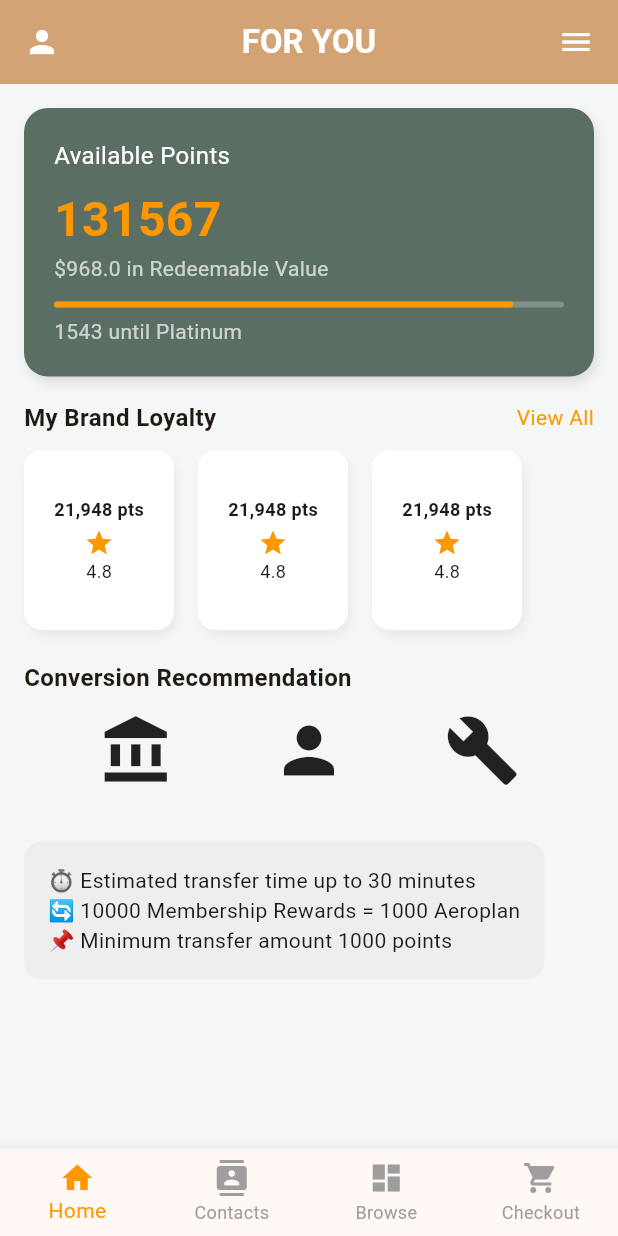
After one commit to aryaravapradana/mobproguts, a Flutter app: the HomePage screen opened by its route, on a phone screen of 412 x 824 dp. The commit adds this screen. Run offline on Flutter 3.47's test engine with Material 3 defaults, Android fonts, the phone set to English and light mode, and no system bars.

Commit message:
update tampilan homepage

```diff
--- a/lib/auth/login_page.dart
+++ b/lib/auth/login_page.dart
@@ -16,18 +16,57 @@ class LoginPage extends StatelessWidget {
         padding: const EdgeInsets.all(16.0),
         child: Column(
           children: [
-            TextField(controller: emailController, decoration: const InputDecoration(labelText: 'Email')),
-            TextField(controller: passwordController, decoration: const InputDecoration(labelText: 'Password'), obscureText: true),
+            TextField(
+              controller: emailController,
+              decoration: const InputDecoration(labelText: 'Email'),
+            ),
+            TextField(
+              controller: passwordController,
+              decoration: const InputDecoration(labelText: 'Password'),
+              obscureText: true,
+            ),
             const SizedBox(height: 20),
+
+            // ✅ Login ke Dashboard
             ElevatedButton(
               onPressed: () {
-                Navigator.pushReplacement(context, MaterialPageRoute(builder: (_) => const DashboardPage()));
+                Navigator.pushReplacement(
+                  context,
+                  MaterialPageRoute(
+                    builder: (_) => const DashboardPage(),
+                  ),
+                );
               },
-              child: const Text('Login'),
+              child: const Text('Login to Dashboard'),
             ),
+
+            const SizedBox(height: 12),
+
+            // ✅ Login ke Home (UI dari Figma)
+            ElevatedButton(
+              onPressed: () {
+                Navigator.pushReplacementNamed(context, '/home');
+              },
+              style: ElevatedButton.styleFrom(
+                backgroundColor: Colors.orange,
+              ),
+              child: const Text(
+                'Login to Home',
+                style: TextStyle(color: Colors.white),
+              ),
+            ),
+
+            const SizedBox(height: 12),
+
+            // ✅ Register
             TextButton(
               onPressed: () {
-                Navigator.push(context, MaterialPageRoute(builder: (_) => const RegisterPage()));
+                Navigator.push(
+                  context,
+                  MaterialPageRoute(
+                    builder: (_) => const RegisterPage(),
+                  ),
+                );
               },
               child: const Text("Create Account"),
             )
--- a/lib/main.dart
+++ b/lib/main.dart
@@ -1,6 +1,7 @@
 import 'package:flutter/material.dart';
 import 'auth/login_page.dart';
 import 'screens/dashboard_page.dart';
+import 'screens/home_page.dart'; // ✅ Tambahkan import
 
 void main() {
   runApp(const LoyaltyApp());
@@ -15,12 +16,14 @@ class LoyaltyApp extends StatelessWidget {
       debugShowCheckedModeBanner: false,
       title: 'Loyalty Points Mall',
       theme: ThemeData(
-        primarySwatch: Colors.blue,
+        colorScheme: ColorScheme.fromSeed(seedColor: Colors.orange),
         useMaterial3: true,
       ),
+      // ✅ Halaman pertama tetap LoginPage (biar alur login jalan)
       home: const LoginPage(),
       routes: {
         '/dashboard': (context) => const DashboardPage(),
+        '/home': (context) => const HomePage(), // ✅ Tambahin route ke HomePage
       },
     );
   }
--- /dev/null
+++ b/lib/screens/home_page.dart
@@ -0,0 +1,166 @@
+import 'package:flutter/material.dart';
+import '../widgets/points_card.dart'; // ✅ import widget
+
+class HomePage extends StatelessWidget {
+  const HomePage({super.key});
+
+  @override
+  Widget build(BuildContext context) {
+    return Scaffold(
+      backgroundColor: const Color(0xFFf4f7f6),
+      appBar: AppBar(
+        backgroundColor: const Color(0xFFd4a373),
+        elevation: 0,
+        title: const Text(
+          "FOR YOU",
+          style: TextStyle(
+            fontWeight: FontWeight.bold,
+            color: Colors.white,
+          ),
+        ),
+        centerTitle: true,
+        leading: const Icon(Icons.person, color: Colors.white),
+        actions: const [
+          Padding(
+            padding: EdgeInsets.only(right: 16.0),
+            child: Icon(Icons.menu, color: Colors.white),
+          ),
+        ],
+      ),
+      body: SingleChildScrollView(
+        child: Column(
+          crossAxisAlignment: CrossAxisAlignment.start,
+          children: [
+            // ✅ Card Available Points
+            Padding(
+              padding: const EdgeInsets.all(16.0),
+              child: PointsCard(
+                points: 131567,
+                redeemableValue: 968,
+                untilPlatinum: 1543,
+                progress: 0.9,
+              ),
+            ),
+
+            // ✅ Brand Loyalty Section
+            Padding(
+              padding: const EdgeInsets.symmetric(horizontal: 16.0),
+              child: Row(
+                mainAxisAlignment: MainAxisAlignment.spaceBetween,
+                children: const [
+                  Text(
+                    "My Brand Loyalty",
+                    style: TextStyle(
+                      fontSize: 16,
+                      fontWeight: FontWeight.bold,
+                    ),
+                  ),
+                  Text(
+                    "View All",
+                    style: TextStyle(color: Colors.orange),
+                  ),
+                ],
+              ),
+            ),
+            const SizedBox(height: 10),
+
+            // Loyalty cards horizontal
+            SizedBox(
+              height: 120,
+              child: ListView.builder(
+                scrollDirection: Axis.horizontal,
+                itemCount: 3,
+                itemBuilder: (context, index) {
+                  return Container(
+                    width: 100,
+                    margin: const EdgeInsets.only(left: 16),
+                    padding: const EdgeInsets.all(12),
+                    decoration: BoxDecoration(
+                      color: Colors.white,
+                      borderRadius: BorderRadius.circular(12),
+                      boxShadow: [
+                        BoxShadow(
+                          color: Colors.black.withValues(alpha: 0.05),
+                          blurRadius: 4,
+                          offset: const Offset(2, 4),
+                        )
+                      ],
+                    ),
+                    child: Column(
+                      mainAxisAlignment: MainAxisAlignment.center,
+                      children: const [
+                        Text("21,948 pts",
+                            style: TextStyle(
+                                fontWeight: FontWeight.bold, fontSize: 12)),
+                        SizedBox(height: 4),
+                        Icon(Icons.star, color: Colors.orange, size: 20),
+                        Text("4.8", style: TextStyle(fontSize: 12)),
+                      ],
+                    ),
+                  );
+                },
+              ),
+            ),
+            const SizedBox(height: 20),
+
+            // ✅ Conversion Recommendation
+            const Padding(
+              padding: EdgeInsets.symmetric(horizontal: 16.0),
+              child: Text(
+                "Conversion Recommendation",
+                style: TextStyle(
+                  fontSize: 16,
+                  fontWeight: FontWeight.bold,
+                ),
+              ),
+            ),
+            const SizedBox(height: 12),
+
+            Row(
+              mainAxisAlignment: MainAxisAlignment.spaceEvenly,
+              children: const [
+                Icon(Icons.account_balance, size: 50),
+                Icon(Icons.person, size: 50),
+                Icon(Icons.build, size: 50),
+              ],
+            ),
+
+            const SizedBox(height: 20),
+
+            // ✅ Transfer Info
+            Container(
+              margin: const EdgeInsets.all(16),
+              padding: const EdgeInsets.all(16),
+              decoration: BoxDecoration(
+                color: Colors.grey.shade200,
+                borderRadius: BorderRadius.circular(12),
+              ),
+              child: Column(
+                crossAxisAlignment: CrossAxisAlignment.start,
+                children: const [
+                  Text("⏱ Estimated transfer time up to 30 minutes"),
+                  Text("🔄 10000 Membership Rewards = 1000 Aeroplan"),
+                  Text("📌 Minimum transfer amount 1000 points"),
+                ],
+              ),
+            ),
+          ],
+        ),
+      ),
+
+      // ✅ Bottom Navigation
+      bottomNavigationBar: BottomNavigationBar(
+        type: BottomNavigationBarType.fixed,
+        selectedItemColor: Colors.orange,
+        unselectedItemColor: Colors.grey,
+        items: const [
+          BottomNavigationBarItem(icon: Icon(Icons.home), label: "Home"),
+          BottomNavigationBarItem(icon: Icon(Icons.contacts), label: "Contacts"),
+          BottomNavigationBarItem(icon: Icon(Icons.dashboard), label: "Browse"),
+          BottomNavigationBarItem(
+              icon: Icon(Icons.shopping_cart), label: "Checkout"),
+        ],
+      ),
+    );
+  }
+}
--- /dev/null
+++ b/lib/widgets/points_card.dart
@@ -0,0 +1,71 @@
+import 'package:flutter/material.dart';
+
+class PointsCard extends StatelessWidget {
+  final int points;
+  final double redeemableValue;
+  final int untilPlatinum;
+  final double progress;
+
+  const PointsCard({
+    super.key,
+    required this.points,
+    required this.redeemableValue,
+    required this.untilPlatinum,
+    required this.progress,
+  });
+
+  @override
+  Widget build(BuildContext context) {
+    return Container(
+      padding: const EdgeInsets.all(20),
+      decoration: BoxDecoration(
+        color: const Color(0xFF5a6e64),
+        borderRadius: BorderRadius.circular(16),
+        boxShadow: [
+          BoxShadow(
+            color: Colors.black.withValues(alpha: 0.1), // ✅ pakai withValues
+            blurRadius: 6,
+            offset: const Offset(2, 4),
+          )
+        ],
+      ),
+      child: Column(
+        crossAxisAlignment: CrossAxisAlignment.start,
+        children: [
+          const Text(
+            "Available Points",
+            style: TextStyle(
+              color: Colors.white,
+              fontSize: 16,
+            ),
+          ),
+          const SizedBox(height: 8),
+          Text(
+            points.toString(),
+            style: const TextStyle(
+              color: Colors.orange,
+              fontSize: 32,
+              fontWeight: FontWeight.bold,
+            ),
+          ),
+          Text(
+            "\$$redeemableValue in Redeemable Value",
+            style: const TextStyle(color: Colors.white70),
+          ),
+          const SizedBox(height: 12),
+          LinearProgressIndicator(
+            value: progress,
+            color: Colors.orange,
+            backgroundColor: Colors.white24,
+            borderRadius: BorderRadius.circular(8),
+          ),
+          const SizedBox(height: 6),
+          Text(
+            "$untilPlatinum until Platinum",
+            style: const TextStyle(color: Colors.white70),
+          ),
+        ],
+      ),
+    );
+  }
+}
```
Also changed, not shown: pubspec.lock.
